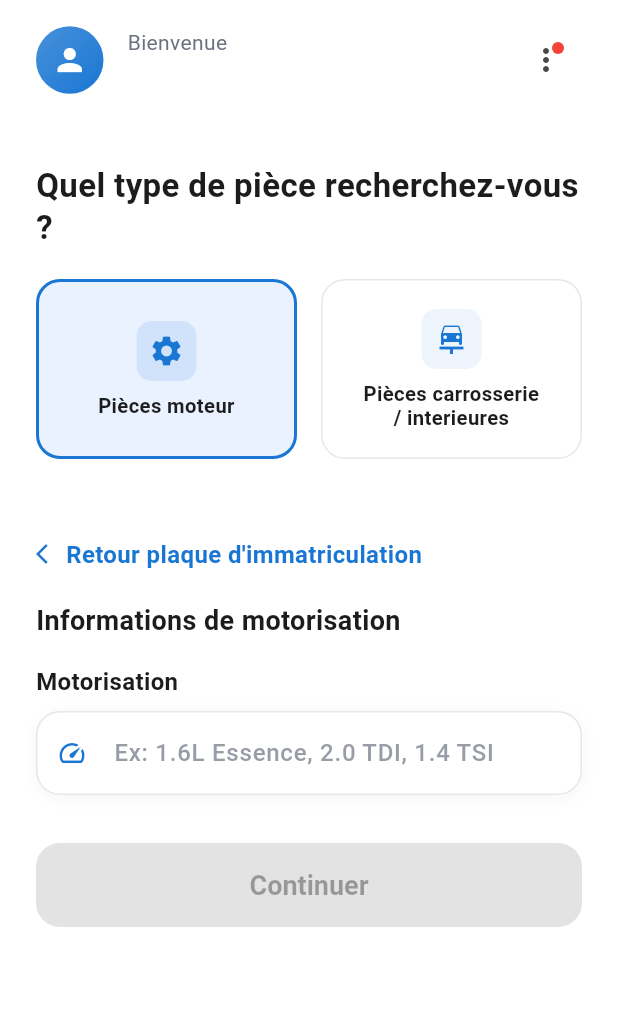
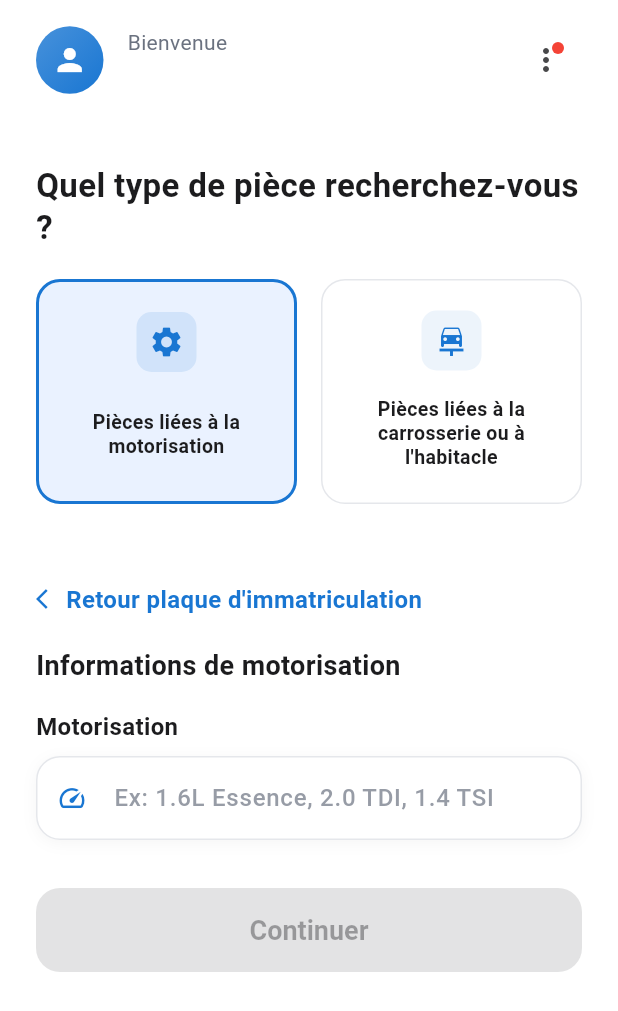
Before and after one commit to Nasko-dev/auto_pieces_app, a Flutter app: the HomePage screen opened directly, after a tap on "Manuel", on a phone screen of 412 x 824 dp. Shown: the top 1011 px of the screen. Run offline on Flutter 3.47's test engine with Material 3 defaults, Android fonts, the phone set to English and light mode, and no system bars; our stand-ins replace dartz, dio, equatable, flutter_dotenv, flutter_riverpod, freezed_annotation and 7 more; missing offline and left inert: onesignal_flutter; accounts and stored records are empty; network calls fail.

Commit message:
correction: alignement horizontal des icônes dans les cartes de sélection
- Hauteur fixe de 150px pour les cartes
- Icônes alignées à 8px du haut (alignement horizontal parfait)
- Zone de texte fixe de 64px pour supporter 3 lignes
- Ajustement des espacements et tailles pour éviter l'overflow
- Modification des titres pour plus de clarté

```diff
--- a/lib/src/features/parts/presentation/pages/particulier/home_page.dart
+++ b/lib/src/features/parts/presentation/pages/particulier/home_page.dart
@@ -164,7 +164,7 @@ class _HomePageState extends ConsumerState<HomePage> {
                         child: _TypeCard(
                           selected: _selectedType == 'engine',
                           icon: Icons.settings,
-                          title: 'Pièces moteur',
+                          title: 'Pièces liées à la motorisation',
                           onTap: () => setState(() => _selectedType = 'engine'),
                         ),
                       ),
@@ -173,7 +173,7 @@ class _HomePageState extends ConsumerState<HomePage> {
                         child: _TypeCard(
                           selected: _selectedType == 'body',
                           icon: Icons.car_repair,
-                          title: 'Pièces carrosserie\n/ interieures',
+                          title: 'Pièces liées à la carrosserie ou à l\'habitacle',
                           onTap: () => setState(() => _selectedType = 'body'),
                         ),
                       ),
@@ -985,8 +985,8 @@ class _TypeCard extends StatelessWidget {
         borderRadius: BorderRadius.circular(_radius),
         onTap: onTap,
         child: Container(
-          constraints: const BoxConstraints(minHeight: 120),
-          padding: const EdgeInsets.all(16),
+          height: 150,
+          padding: const EdgeInsets.all(12),
           decoration: BoxDecoration(
             borderRadius: BorderRadius.circular(_radius),
             border: Border.all(
@@ -995,8 +995,10 @@ class _TypeCard extends StatelessWidget {
             ),
           ),
           child: Column(
-            mainAxisAlignment: MainAxisAlignment.center,
+            mainAxisAlignment: MainAxisAlignment.start,
+            crossAxisAlignment: CrossAxisAlignment.center,
             children: [
+              const SizedBox(height: 8),
               Container(
                 padding: const EdgeInsets.all(8),
                 decoration: BoxDecoration(
@@ -1008,16 +1010,22 @@ class _TypeCard extends StatelessWidget {
                 ),
                 child: Icon(icon, size: 24, color: selected ? _blue : _blue),
               ),
-              const SizedBox(height: 8),
-              Text(
+              const SizedBox(height: 10),
+              SizedBox(
+                height: 64,
+                child: Center(
+                  child: Text(
                     title,
                     textAlign: TextAlign.center,
-                maxLines: 2,
+                    maxLines: 3,
+                    overflow: TextOverflow.ellipsis,
                     style: const TextStyle(
-                  fontSize: 13.5,
+                      fontSize: 13,
                       fontWeight: FontWeight.w600,
                       height: 1.2,
                       color: Color(0xFF1C1C1E),
+                    ),
+                  ),
                 ),
               ),
             ],
```
Lines whose indentation alone changed are shown as unchanged.
